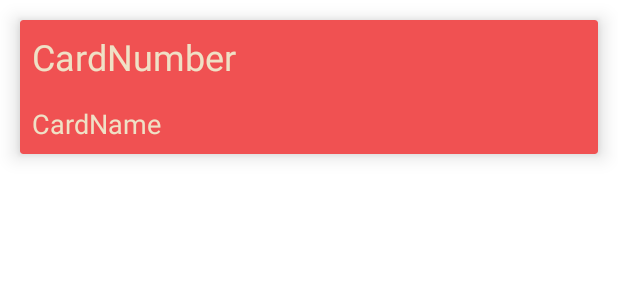
After one commit to Trojans-Group-03/NOX, an Android app: the layout item.xml on its own in the app's theme, with its tools: preview values and no code run, on a phone screen of 412 x 824 dp. The commit adds this screen. Shown: the top 300 px of the screen. Run offline under Robolectric (Android 15) with nearby library versions, the light colour scheme and no system bars.

Commit message:
card adapter cardpay and model payment viewcard java class commit

```diff
--- a/app/build.gradle
+++ b/app/build.gradle
@@ -1,6 +1,5 @@
 plugins {
     id 'com.android.application'
-    id 'com.google.gms.google-services'
 }
 
 android {
@@ -40,9 +39,8 @@ dependencies {
     implementation 'androidx.lifecycle:lifecycle-viewmodel-ktx:2.3.1'
     implementation 'androidx.navigation:navigation-fragment:2.3.5'
     implementation 'androidx.navigation:navigation-ui:2.3.5'
-    implementation 'androidx.recyclerview:recyclerview:1.2.1'
-    implementation 'com.google.firebase:firebase-database:20.0.2'
-    testImplementation 'junit:junit:4.13.2'
+    implementation 'androidx.recyclerview:recyclerview:1.0.0'
+    testImplementation 'junit:junit:4.+'
     androidTestImplementation 'androidx.test.ext:junit:1.1.3'
     androidTestImplementation 'androidx.test.espresso:espresso-core:3.4.0'
 
--- /dev/null
+++ b/app/src/main/res/layout/item.xml
@@ -0,0 +1,38 @@
+<?xml version="1.0" encoding="utf-8"?>
+<androidx.cardview.widget.CardView xmlns:android="http://schemas.android.com/apk/res/android"
+    xmlns:app="http://schemas.android.com/apk/res-auto"
+    android:layout_width="match_parent"
+    android:layout_height="wrap_content"
+    android:layout_margin="13dp"
+    android:background="#F05152"
+    android:backgroundTint="#F05152"
+    app:cardElevation="8dp">
+
+    <LinearLayout
+        android:layout_width="match_parent"
+        android:layout_height="wrap_content"
+        android:orientation="vertical">
+
+        <TextView
+            android:id="@+id/Card_Number"
+            android:layout_width="match_parent"
+            android:layout_height="wrap_content"
+            android:padding="8dp"
+            android:text="CardNumber"
+            android:textColor="#EFE1C6"
+            android:textSize="24sp" />
+
+        <TextView
+            android:id="@+id/Card_Name"
+            android:layout_width="match_parent"
+            android:layout_height="wrap_content"
+            android:padding="8dp"
+            android:text="CardName"
+            android:textColor="#EFE1C6"
+            android:textSize="18sp" />
+
+
+    </LinearLayout>
+
+
+</androidx.cardview.widget.CardView>
--- a/app/src/main/res/values-night/themes.xml
+++ b/app/src/main/res/values-night/themes.xml
@@ -13,4 +13,5 @@
         <item name="android:statusBarColor" tools:targetApi="l">?attr/colorPrimaryVariant</item>
         <!-- Customize your theme here. -->
     </style>
+
 </resources>
```
Also changed, not shown: app/src/main/AndroidManifest.xml (+22 -1 lines), app/src/main/java/com/example/nox/CardAdapter.java (added, +84 -0 lines), app/src/main/java/com/example/nox/ViewCards.java (added, +77 -0 lines), app/src/main/java/com/example/nox/cardpay.java (added, +14 -0 lines), app/src/main/java/com/example/nox/model.java (added, +56 -0 lines), app/src/main/java/com/example/nox/payment.java (added, +21 -0 lines), app/src/main/res/values/colors.xml (+0 -8 lines), app/src/main/res/values/strings.xml (+0 -50 lines), app/src/main/res/values/themes.xml (+14 -0 lines).
